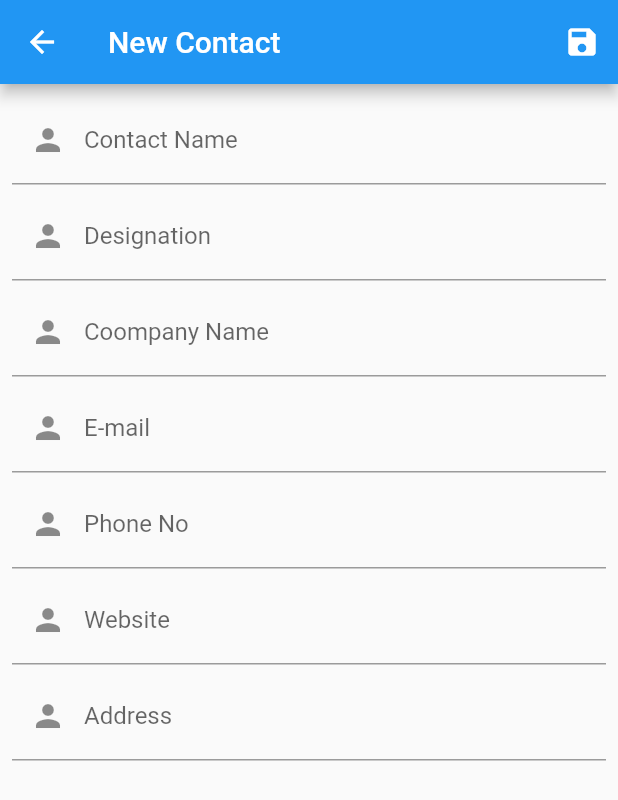
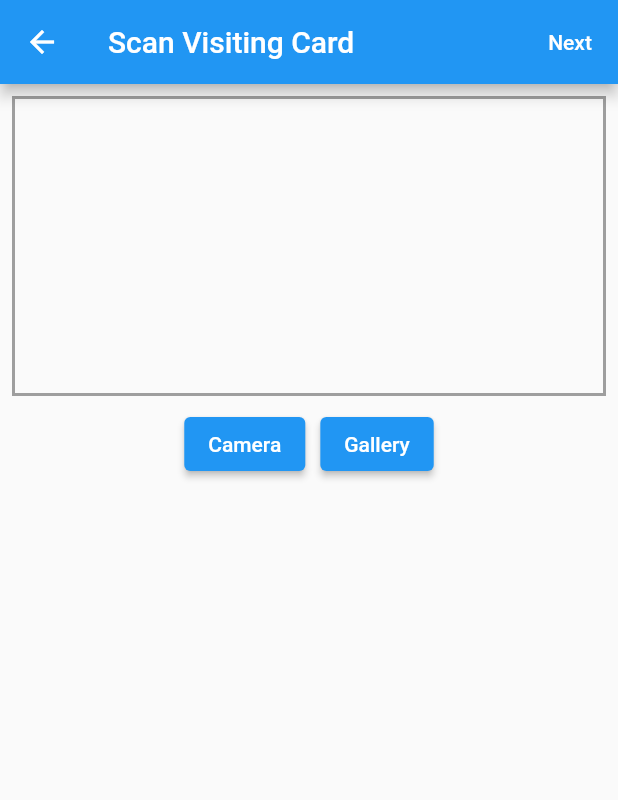
Before and after one commit to Rafid-tawhid/visiting_card_contact_class5, a Flutter app: the screen it shows after launch, after a tap on the "add" icon, on a phone screen of 412 x 824 dp. Shown: the top 800 px of the screen. Run offline on Flutter 3.47's test engine with Material 2 defaults, Android fonts, the phone set to English and light mode, and no system bars; our stand-ins replace image_picker, sqflite; missing offline and left inert: google_ml_kit; accounts and stored records are empty.

Commit message:
Class 7 part 1,2 done scanning card with ml and show

```diff
--- a/lib/main.dart
+++ b/lib/main.dart
@@ -2,6 +2,7 @@ import 'package:flutter/material.dart';
 import 'package:visiting_card_contact_class5/pages/contact_details_page.dart';
 import 'package:visiting_card_contact_class5/pages/contact_list_page.dart';
 import 'package:visiting_card_contact_class5/pages/new_contact_page.dart';
+import 'package:visiting_card_contact_class5/pages/scan_page.dart';
 
 void main() {
   runApp(const MyApp());
@@ -25,6 +26,7 @@ class MyApp extends StatelessWidget {
         ContactListPage.routeName:(context)=>ContactListPage(),
         NewContactPage.routeName:(context)=>NewContactPage(),
         ContactDetails.routeName:(context)=>ContactDetails(),
+        ScanPage.routeName:(context)=>ScanPage(),
       },
     );
   }
--- a/lib/pages/contact_list_page.dart
+++ b/lib/pages/contact_list_page.dart
@@ -5,6 +5,7 @@ import 'package:visiting_card_contact_class5/custom_widget/sqlite_helper.dart';
 
 import 'package:visiting_card_contact_class5/models/contact_model.dart';
 import 'package:visiting_card_contact_class5/pages/new_contact_page.dart';
+import 'package:visiting_card_contact_class5/pages/scan_page.dart';
 
 class ContactListPage extends StatefulWidget {
 
@@ -51,17 +52,17 @@ class _ContactListPageState extends State<ContactListPage> {
       ),
       floatingActionButton: FloatingActionButton(
         onPressed: () async{
-         final status= await Navigator.pushNamed(context, NewContactPage.routeName);
+         final status= await Navigator.pushNamed(context, ScanPage.routeName);
          print('something');
-         if(status != null)
-           {
-             if(status is bool)
-               {
-                 setState(() {
-
-                 });
-               }
-           }
+         // if(status != null)
+         //   {
+         //     if(status is bool)
+         //       {
+         //         setState(() {
+         //
+         //         });
+         //       }
+         //   }
 
         },
         child: Icon(Icons.add),
--- a/lib/pages/new_contact_page.dart
+++ b/lib/pages/new_contact_page.dart
@@ -1,7 +1,6 @@
 import 'package:flutter/cupertino.dart';
 import 'package:flutter/material.dart';
 import 'package:visiting_card_contact_class5/custom_widget/sqlite_helper.dart';
-import 'package:visiting_card_contact_class5/db/temp_db.dart';
 import 'package:visiting_card_contact_class5/models/contact_model.dart';
 import 'package:visiting_card_contact_class5/utils/helper_function.dart';
 import 'package:visiting_card_contact_class5/utils/utils.dart';
--- a/lib/pages/scan_page.dart
+++ b/lib/pages/scan_page.dart
@@ -0,0 +1,90 @@
+import 'dart:io';
+
+import 'package:flutter/material.dart';
+import 'package:google_ml_kit/google_ml_kit.dart';
+import 'package:image_picker/image_picker.dart';
+class ScanPage extends StatefulWidget {
+  static const String routeName='/scan_page';
+
+
+  @override
+  _ScanPageState createState() => _ScanPageState();
+}
+
+class _ScanPageState extends State<ScanPage> {
+  List <String> _linesS=[];
+  ImageSource _imageSource=ImageSource.camera;
+  String? _imgPath;
+  @override
+  Widget build(BuildContext context) {
+    return Scaffold(
+      appBar: AppBar(
+        title: Text("Scan Visiting Card"),
+        actions: [
+          TextButton(onPressed: (){}, child: Text("Next",style: TextStyle(color: Colors.white),),)
+        ],
+      ),
+      body: Column(
+        children: [
+          Padding(
+            padding: const EdgeInsets.all(8.0),
+            child: Container(
+              height: 200,
+              width: double.maxFinite,
+              decoration: BoxDecoration(
+                // borderRadius: BorderRadius.circular(15),
+                border: Border.all(color: Colors.grey,width: 2),
+              ),
+              child: _imgPath==null ?null:Image.file(File(_imgPath!),fit: BoxFit.cover,),
+            ),
+          ),
+          Row(
+            mainAxisAlignment: MainAxisAlignment.center,
+            children: [
+              ElevatedButton(onPressed: (){
+                _imageSource=ImageSource.camera;
+                _pickImage();
+              }, child: Text("Camera")),
+              SizedBox(width: 10,),
+              ElevatedButton(onPressed: (){
+                _imageSource=ImageSource.gallery;
+                _pickImage();
+              }, child: Text("Gallery")),
+            ],
+          ),
+          SizedBox(height: 20,),
+          Expanded(
+            child: ListView.builder( itemCount: _linesS.length,
+                itemBuilder: (context,index) => ListTile(
+              title: Text(_linesS[index]),
+            )),
+          )
+        ],
+      ),
+    );
+  }
+
+  void _pickImage() async {
+    final pickedFile=await ImagePicker().pickImage(source: _imageSource);
+    setState(() {
+      _imgPath=pickedFile!.path;
+    });
+
+    final testDetector=GoogleMlKit.vision.textDetector();
+    final inputImage=InputImage.fromFilePath(_imgPath!);
+   final recognisedText= await testDetector.processImage(inputImage);
+   print("This is text :"+recognisedText.text);
+   var lines=<String>[];
+   for(var block in recognisedText.blocks)
+     {
+       for(var line in block.lines)
+         {
+           lines.add(line.text);
+         }
+     }
+   setState(() {
+     _linesS=lines;
+   });
+
+  }
+}
--- a/pubspec.yaml
+++ b/pubspec.yaml
@@ -35,6 +35,10 @@ dependencies:
   # Use with the CupertinoIcons class for iOS style icons.
   cupertino_icons: ^1.0.2
   sqflite: ^2.0.0+4
+  image_picker: ^0.8.4+2
+  google_ml_kit: ^0.7.2
+  url_launcher: ^6.0.12
+  provider: ^6.0.1
 
 dev_dependencies:
   flutter_test:
```
Also changed, not shown: pubspec.lock, 2 other files.
